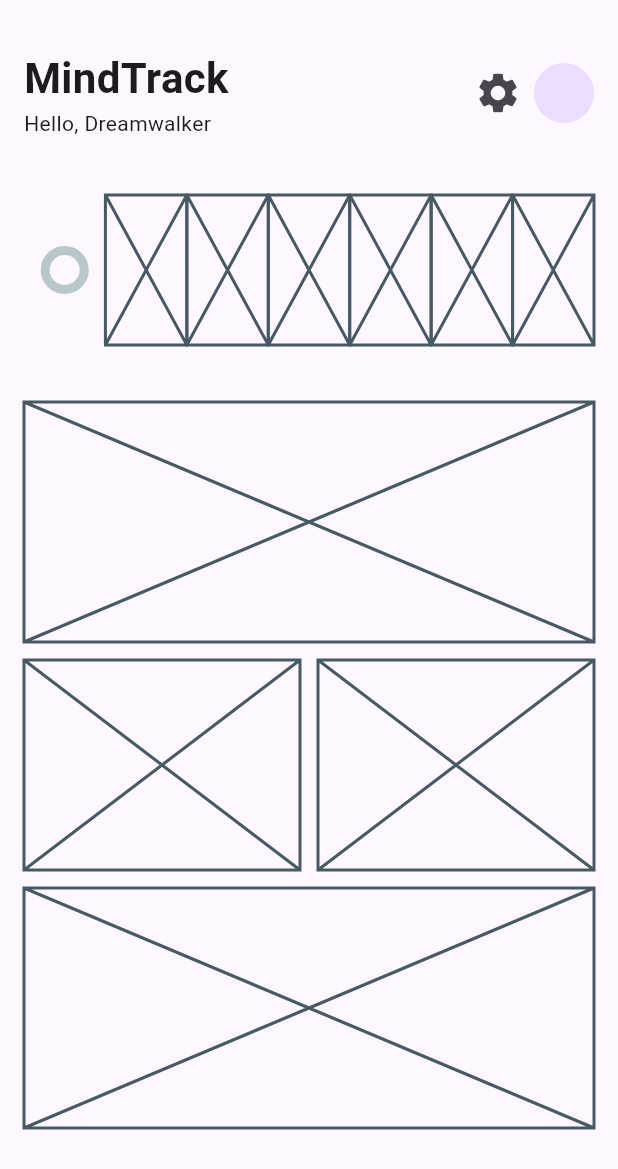
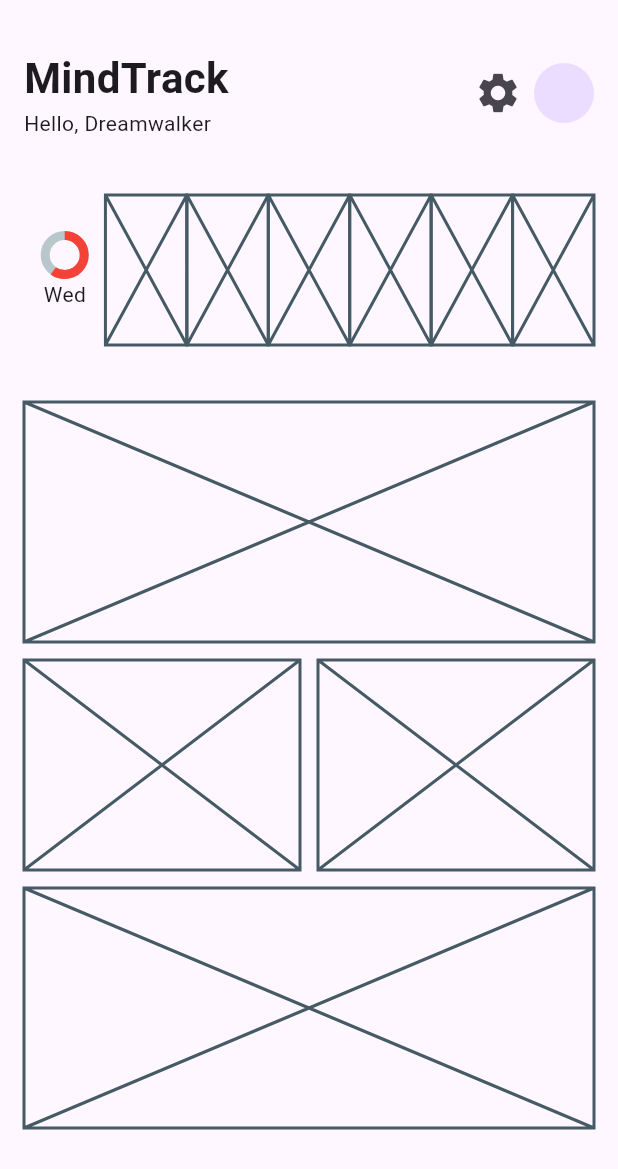
Before and after one commit to JAICHANGPARK/flutter_notebook_chapter_43, a Flutter app: the HabitJournalHomeScreen widget shown alone on an empty page, opened directly, on a phone screen of 412 x 824 dp. Shown: the top 1169 px of the screen. Run offline on Flutter 3.47's test engine with Material 3 defaults, Android fonts, the phone set to English and light mode, and no system bars; drawn by our look-alikes of percent_indicator; our stand-ins replace gap, hugeicons.

Commit message:
Update habit_journal_home_screen.dart

```diff
--- a/lib/ep2173_habit_journal_app/ui/home/habit_journal_home_screen.dart
+++ b/lib/ep2173_habit_journal_app/ui/home/habit_journal_home_screen.dart
@@ -59,7 +59,11 @@ class _HabitJournalHomeScreenState extends State<HabitJournalHomeScreen> {
                           CircularPercentIndicator(
                             radius: 16,
                             lineWidth: 6,
+                            percent: .6,
                           ),
+                          Text(
+                            "Wed",
+                          )
                         ],
                       ),
                     ),
```
